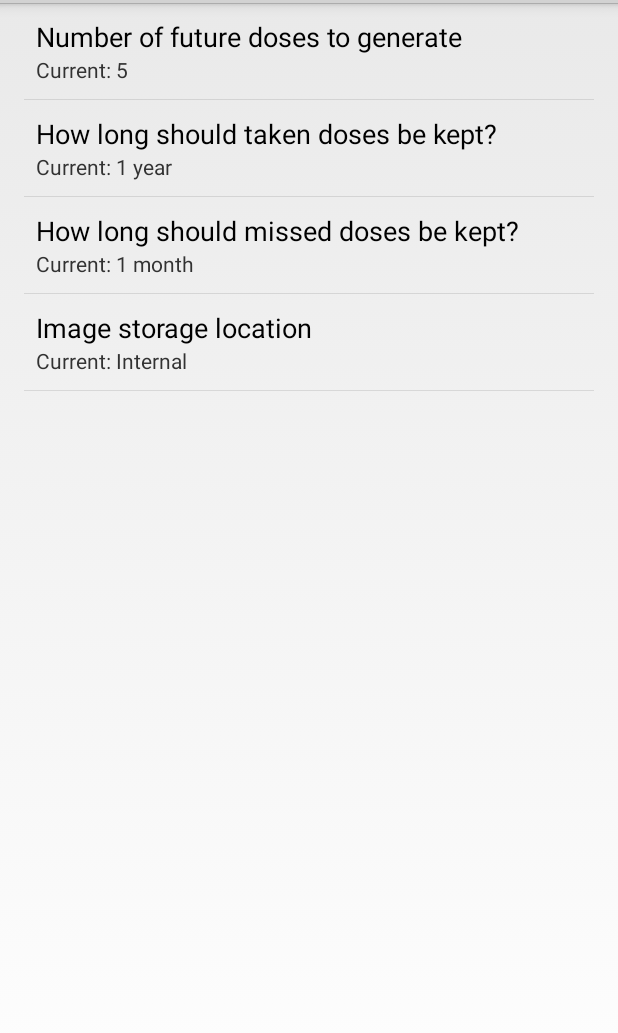
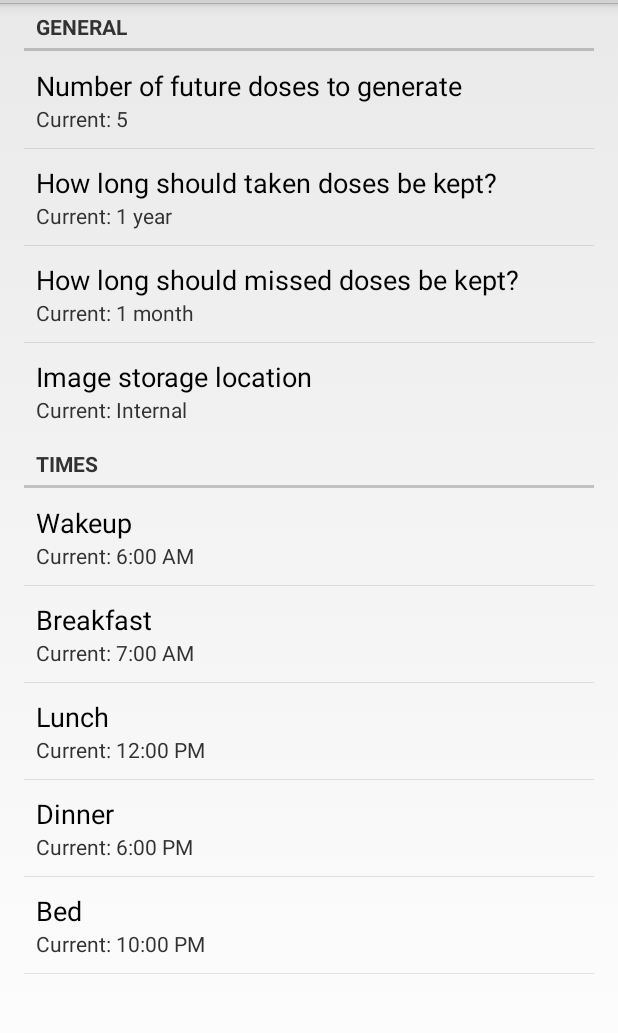
Before and after one commit to ahjr/DrugBug, an Android app: the fragment SettingsFragment shown on its own in the app's theme, on a phone screen of 412 x 824 dp, the part 69-1102 px from its top. Run offline under Robolectric (Android 15) with nearby library versions, the phone set to English and light mode, and no system bars.

Commit message:
2016-04-09 More issue #6

```diff
--- a/app/src/main/AndroidManifest.xml
+++ b/app/src/main/AndroidManifest.xml
@@ -41,6 +41,7 @@
             android:name=".SettingsActivity"
             android:label="@string/preferences_title"
             android:parentActivityName=".MainActivity"/>
+        <activity android:name=".FrequencyActivity"/>
 
         <service android:name=".util.NotifyService"/>
 
--- a/app/src/main/java/net/innit/drugbug/MainActivity.java
+++ b/app/src/main/java/net/innit/drugbug/MainActivity.java
@@ -6,6 +6,7 @@ import android.os.Bundle;
 import android.support.v4.app.FragmentActivity;
 import android.view.Menu;
 import android.view.MenuItem;
+import android.view.View;
 
 import net.innit.drugbug.data.Settings;
 import net.innit.drugbug.fragment.AddDoseFragment;
@@ -35,7 +36,7 @@ public class MainActivity extends FragmentActivity {
         // Clean SharedPreferences if constant is true
         if (CLEAR_SHARED_PREFS) {
             settings.clear();
-            settings.apply();
+//            settings.apply();
         }
 
         // Set SharedPreferences to default if setting is not set yet
@@ -89,4 +90,7 @@ public class MainActivity extends FragmentActivity {
         super.onActivityResult(requestCode, resultCode, data);
     }
 
+    public void onClickFreq(View view) {
+        startActivity(new Intent(this, FrequencyActivity.class));
+    }
 }
--- a/app/src/main/java/net/innit/drugbug/data/Constants.java
+++ b/app/src/main/java/net/innit/drugbug/data/Constants.java
@@ -42,7 +42,6 @@ public class Constants {
     public static final String SORT_DOSE = "sort_dose";
     public static final String SORT_DATE_DESC = "dateDsc";
     public static final String SORT_DATE_ASC = "dateAsc";
-    public static final String SORT_NAME = "name";
 
     public static final String SORT_NAME_DESC = "nameDsc";
     public static final String SORT_NAME_ASC = "nameAsc";
@@ -106,6 +105,11 @@ public class Constants {
     public static final String DEFAULT_NUM_DOSES = "5";
     public static final String DEFAULT_KEEP_TIME_TAKEN = "1:0:0";
     public static final String DEFAULT_KEEP_TIME_MISSED = "0:1:0";
+    public static final String DEFAULT_TIME_WAKE = "06:00";
+    public static final String DEFAULT_TIME_BREAKFAST = "07:00";
+    public static final String DEFAULT_TIME_LUNCH = "12:00";
+    public static final String DEFAULT_TIME_DINNER = "18:00";
+    public static final String DEFAULT_TIME_BED = "22:00";
 
     /**
      * Image size constants
--- a/app/src/main/java/net/innit/drugbug/data/DBHelper.java
+++ b/app/src/main/java/net/innit/drugbug/data/DBHelper.java
@@ -20,6 +20,13 @@ class DBHelper extends SQLiteOpenHelper {
     public static final String COLUMN_ACTIVE = "active";
     public static final String COLUMN_ARCHIVED = "archived";
     public static final String COLUMN_ARCHIVE_DATE = "archive_date";
+    public static final String COLUMN_FREQ_ID = "_freq_id";
+    public static final String COLUMN_LABEL = "label";
+    public static final String COLUMN_END_DATE = "end_date";
+    public static final String COLUMN_NUM_REMINDERS = "num_reminders";
+    public static final String COLUMN_INTERVAL = "interval";
+    public static final String COLUMN_NIGHT_REMINDER = "night_reminder";
+    public static final String COLUMN_TIME_OF_DAY = "tod";
 
     /**
      * View name definitions
@@ -31,6 +38,7 @@ class DBHelper extends SQLiteOpenHelper {
      */
     public static final String TABLE_MEDICATIONS = "medications";
     public static final String TABLE_DOSES = "doses";
+    public static final String TABLE_FREQUENCIES = "frequencies";
 
     /**
      * Create table definitions
@@ -58,6 +66,16 @@ class DBHelper extends SQLiteOpenHelper {
                     "REFERENCES " + TABLE_MEDICATIONS + "(" + COLUMN_MED_ID + ")" +
                     ")";
 
+    private static final String CREATE_TABLE_FREQUENCIES =
+            "CREATE TABLE " + TABLE_FREQUENCIES + "(" +
+                    COLUMN_FREQ_ID + " INTEGER AUTOINCREMENT, " +
+                    COLUMN_LABEL + " TEXT NOT NULL, " +
+                    COLUMN_TIME_OF_DAY + " TEXT, " +
+                    COLUMN_INTERVAL + " INTEGER, " +
+                    COLUMN_NIGHT_REMINDER + " INTEGER, " +
+                    "PRIMARY KEY (" + COLUMN_TIME_OF_DAY + ", " + COLUMN_INTERVAL + ", " + COLUMN_NIGHT_REMINDER + ")" +
+                    ")";
+
     /**
      * Create view definitions
      */
@@ -78,7 +96,6 @@ class DBHelper extends SQLiteOpenHelper {
                     "FROM " + TABLE_DOSES + " JOIN " + TABLE_MEDICATIONS + " " +
                     "ON " + TABLE_DOSES + "." + COLUMN_MED_ID + "=" + TABLE_MEDICATIONS + "." + COLUMN_MED_ID;
 
-
     private static final String DB_NAME = "drugbug.db";
     private static final int DB_VERSION = 24;
 
@@ -90,6 +107,7 @@ class DBHelper extends SQLiteOpenHelper {
     public void onCreate(SQLiteDatabase db) {
         db.execSQL(CREATE_TABLE_MEDICATIONS);
         db.execSQL(CREATE_TABLE_DOSES);
+        db.execSQL(CREATE_TABLE_FREQUENCIES);
         db.execSQL(CREATE_VIEW_DOSE_WITH_MED);
     }
 
@@ -97,6 +115,7 @@ class DBHelper extends SQLiteOpenHelper {
     public void onUpgrade(SQLiteDatabase db, int oldVersion, int newVersion) {
         db.execSQL("DROP TABLE IF EXISTS " + TABLE_MEDICATIONS);
         db.execSQL("DROP TABLE IF EXISTS " + TABLE_DOSES);
+        db.execSQL("DROP TABLE IF EXISTS " + TABLE_FREQUENCIES);
         db.execSQL("DROP VIEW IF EXISTS " + VIEW_DOSE_WITH_MED);
         onCreate(db);
     }
--- a/app/src/main/java/net/innit/drugbug/data/SettingsHelper.java
+++ b/app/src/main/java/net/innit/drugbug/data/SettingsHelper.java
@@ -1,14 +1,20 @@
 package net.innit.drugbug.data;
 
 import android.content.Context;
+import android.util.Log;
 
 import net.innit.drugbug.R;
 import net.innit.drugbug.model.DoseItem;
 import net.innit.drugbug.model.MedicationItem;
 import net.innit.drugbug.util.ImageStorage;
 
+import java.text.ParseException;
+import java.text.SimpleDateFormat;
+import java.util.Date;
 import java.util.List;
+import java.util.Locale;
 
+import static net.innit.drugbug.data.Constants.TAG;
 import static net.innit.drugbug.data.Constants.TYPE_MISSED;
 import static net.innit.drugbug.data.Constants.TYPE_TAKEN;
 
@@ -49,6 +55,19 @@ public class SettingsHelper {
         }
 
         return output;
+    }
+
+    public static String convertTime(String input) {
+        SimpleDateFormat sdf24 = new SimpleDateFormat("HH:mm", Locale.getDefault());
+        Date date;
+        try {
+            date = sdf24.parse(input);
+            SimpleDateFormat sdf12 = new SimpleDateFormat("h:mm aa", Locale.getDefault());
+            return sdf12.format(date);
+        } catch (ParseException e) {
+            Log.e(TAG, "convertTime Parse Error: " + e.getMessage());
+        }
+        return "";
     }
 
     public void numDosesChanged(Context context, int maxNumDoses, int oldNumDoses) {
@@ -101,4 +120,9 @@ public class SettingsHelper {
         // Nothing here yet, but extracted it to keep everything together
     }
 
+    public void timeChanged(Settings.Key key, String newTime) {
+        // todo Will need to make changes to any meds that utilize this setting here
+        // on hold until I get that stuff implemented
+    }
+
 }
--- a/app/src/main/java/net/innit/drugbug/fragment/SettingsFragment.java
+++ b/app/src/main/java/net/innit/drugbug/fragment/SettingsFragment.java
@@ -73,6 +73,13 @@ public class SettingsFragment extends PreferenceFragment implements SharedPrefer
                     imageStorage.setLocationType(settings.getString(key));
                     settingsHelper.imageStorageChanged(imageStorage);
                     break;
+                case TIME_WAKE:
+                case TIME_BREAKFAST:
+                case TIME_LUNCH:
+                case TIME_DINNER:
+                case TIME_BED:
+                    settingsHelper.timeChanged(key, settings.getString(key));
+                    break;
             }
             setSummaries(settings);
         }
@@ -84,20 +91,30 @@ public class SettingsFragment extends PreferenceFragment implements SharedPrefer
      * @param sharedPreferences Shared preferences object containing the preferences to set summaries for
      */
     private void setSummaries(Settings sharedPreferences) {
-        // Set summary for number of untaken doses to keep
-        findPreference(Settings.Key.NUM_DOSES.name())
-                .setSummary(getString(R.string.preference_current) + sharedPreferences.getString(Settings.Key.NUM_DOSES));
+        for (Settings.Key key : Settings.Key.values()) {
+            String currentString = "";
+            switch (key) {
+                case NUM_DOSES:
+                    currentString = sharedPreferences.getString(Settings.Key.NUM_DOSES);
+                    break;
+                case IMAGE_STORAGE:
+                    currentString = imageStorage.getDisplayText();
+                    break;
+                case KEEP_TIME_TAKEN:
+                case KEEP_TIME_MISSED:
+                    currentString = SettingsHelper.convertString(getActivity(), sharedPreferences.getString(key));
+                    break;
+                case TIME_WAKE:
+                case TIME_BREAKFAST:
+                case TIME_LUNCH:
+                case TIME_DINNER:
+                case TIME_BED:
+                    currentString = SettingsHelper.convertTime(sharedPreferences.getString(key));
+                    break;
+            }
 
-        // Set summary for taken dose keep time
-        findPreference(Settings.Key.KEEP_TIME_TAKEN.name())
-                .setSummary(getString(R.string.preference_current) + SettingsHelper.convertString(getActivity(), sharedPreferences.getString(Settings.Key.KEEP_TIME_TAKEN)));
+            findPreference(key.name()).setSummary(getString(R.string.preference_current) + currentString);
+        }
 
-        // Set summary for untaken dose keep time
-        findPreference(Settings.Key.KEEP_TIME_MISSED.name())
-                .setSummary(getString(R.string.preference_current) + SettingsHelper.convertString(getActivity(), sharedPreferences.getString(Settings.Key.KEEP_TIME_MISSED)));
-
-        // Set summary for image storage location
-        findPreference(Settings.Key.IMAGE_STORAGE.name())
-                .setSummary(getString(R.string.preference_current) + imageStorage.getDisplayText());
     }
 }
--- /dev/null
+++ b/app/src/main/java/net/innit/drugbug/util/TimePreference.java
@@ -0,0 +1,95 @@
+package net.innit.drugbug.util;
+
+import android.content.Context;
+import android.content.res.TypedArray;
+import android.preference.DialogPreference;
+import android.util.AttributeSet;
+import android.view.LayoutInflater;
+import android.view.View;
+
+import com.github.jjobes.slidedatetimepicker.CustomTimePicker;
+
+import net.innit.drugbug.R;
+
+public class TimePreference extends DialogPreference {
+    private int lastHour=0;
+    private int lastMinute=0;
+    private CustomTimePicker picker=null;
+
+    public static int getHour(String time) {
+        String[] pieces=time.split(":");
+
+        return(Integer.parseInt(pieces[0]));
+    }
+
+    public static int getMinute(String time) {
+        String[] pieces=time.split(":");
+
+        return(Integer.parseInt(pieces[1]));
+    }
+
+    public TimePreference(Context ctxt, AttributeSet attrs) {
+        super(ctxt, attrs);
+
+        setPositiveButtonText("Set");
+        setNegativeButtonText("Cancel");
+    }
+
+    @Override
+    protected View onCreateDialogView() {
+        LayoutInflater layoutInflater = LayoutInflater.from(getContext());
+        View view = layoutInflater.inflate(R.layout.preference_time, null);
+        picker = (CustomTimePicker) view.findViewById(R.id.timePicker);
+
+        return view;
+    }
+
+    @Override
+    protected void onBindDialogView(View v) {
+        super.onBindDialogView(v);
+
+        picker.setHour(lastHour);
+        picker.setMinute(lastMinute);
+    }
+
+    @Override
+    protected void onDialogClosed(boolean positiveResult) {
+        super.onDialogClosed(positiveResult);
+
+        if (positiveResult) {
+            lastHour=picker.getHour();
+            lastMinute=picker.getMinute();
+
+            String time=String.valueOf(lastHour)+":"+String.valueOf(lastMinute);
+
+            if (callChangeListener(time)) {
+                persistString(time);
+            }
+        }
+    }
+
+    @Override
+    protected Object onGetDefaultValue(TypedArray a, int index) {
+        return(a.getString(index));
+    }
+
+    @Override
+    protected void onSetInitialValue(boolean restoreValue, Object defaultValue) {
+        String time=null;
+
+        if (restoreValue) {
+            if (defaultValue==null) {
+                time=getPersistedString("00:00");
+            }
+            else {
+                time=getPersistedString(defaultValue.toString());
+            }
+        }
+        else {
+            time=defaultValue.toString();
+        }
+
+        lastHour=getHour(time);
+        lastMinute=getMinute(time);
+    }
+}
--- a/app/src/main/res/values/strings.xml
+++ b/app/src/main/res/values/strings.xml
@@ -160,4 +160,9 @@
     <string name="medication_adapter_date_label_archived">Archived:</string>
     <string name="medication_adapter_date_label_taken">Last taken:</string>
     <string name="medication_adapter_date_none_taken">No doses taken</string>
+    <string name="preferences_time_wake">Wakeup</string>
+    <string name="preferences_time_breakfast">Breakfast</string>
+    <string name="preferences_time_lunch">Lunch</string>
+    <string name="preferences_time_dinner">Dinner</string>
+    <string name="preferences_time_bed">Bed</string>
 </resources>
--- a/app/src/main/res/xml/preferences.xml
+++ b/app/src/main/res/xml/preferences.xml
@@ -1,5 +1,7 @@
 <?xml version="1.0" encoding="utf-8"?>
 <PreferenceScreen xmlns:android="http://schemas.android.com/apk/res/android">
+    <PreferenceCategory
+        android:title="General">
         <net.innit.drugbug.util.NumberPreference
             android:defaultValue="5"
             android:key="NUM_DOSES"
@@ -22,10 +24,51 @@
             android:title="@string/preferences_keeptimemissed_title"/>
 
         <ListPreference
+            android:defaultValue="INTERNAL"
             android:key="IMAGE_STORAGE"
             android:summary="PLACEHOLDER"
-        android:defaultValue="INTERNAL"
             android:title="@string/preferences_storageloc_title"/>
+    </PreferenceCategory>
+
+    <PreferenceCategory
+        android:title="Times">
+
+        <net.innit.drugbug.util.TimePreference
+            android:defaultValue="06:00"
+            android:key="TIME_WAKE"
+            android:persistent="true"
+            android:summary="PLACEHOLDER"
+            android:title="@string/preferences_time_wake"/>
+
+        <net.innit.drugbug.util.TimePreference
+            android:defaultValue="07:00"
+            android:key="TIME_BREAKFAST"
+            android:persistent="true"
+            android:summary="PLACEHOLDER"
+            android:title="@string/preferences_time_breakfast"/>
+
+        <net.innit.drugbug.util.TimePreference
+            android:defaultValue="06:00"
+            android:key="TIME_LUNCH"
+            android:persistent="true"
+            android:summary="PLACEHOLDER"
+            android:title="@string/preferences_time_lunch"/>
+
+        <net.innit.drugbug.util.TimePreference
+            android:defaultValue="06:00"
+            android:key="TIME_DINNER"
+            android:persistent="true"
+            android:summary="PLACEHOLDER"
+            android:title="@string/preferences_time_dinner"/>
+
+        <net.innit.drugbug.util.TimePreference
+            android:defaultValue="06:00"
+            android:key="TIME_BED"
+            android:persistent="true"
+            android:summary="PLACEHOLDER"
+            android:title="@string/preferences_time_bed"/>
+
+    </PreferenceCategory>
 
 
 </PreferenceScreen>
```
Also changed, not shown: app/src/main/java/net/innit/drugbug/FrequencyActivity.java (added, +17 -0 lines), app/src/main/java/net/innit/drugbug/data/Settings.java (+11 -1 lines), app/src/main/java/net/innit/drugbug/fragment/AddFrequencyFragment.java (+16 -3 lines), app/src/main/res/layout/fragment_add_frequency.xml (+22 -6 lines), app/src/main/res/layout/fragment_main.xml (+7 -0 lines), app/src/main/res/layout/preference_time.xml (added, +7 -0 lines), app/src/main/res/drawable-hdpi/ic_button_save.png (added), app/src/main/res/drawable-mdpi/ic_button_save.png (added), app/src/main/res/drawable-xhdpi/ic_button_save.png (added), app/src/main/res/drawable-xxhdpi/ic_button_save.png (added), app/src/main/res/drawable-xxxhdpi/ic_button_save.png (added). Lines whose indentation alone changed are shown as unchanged.
